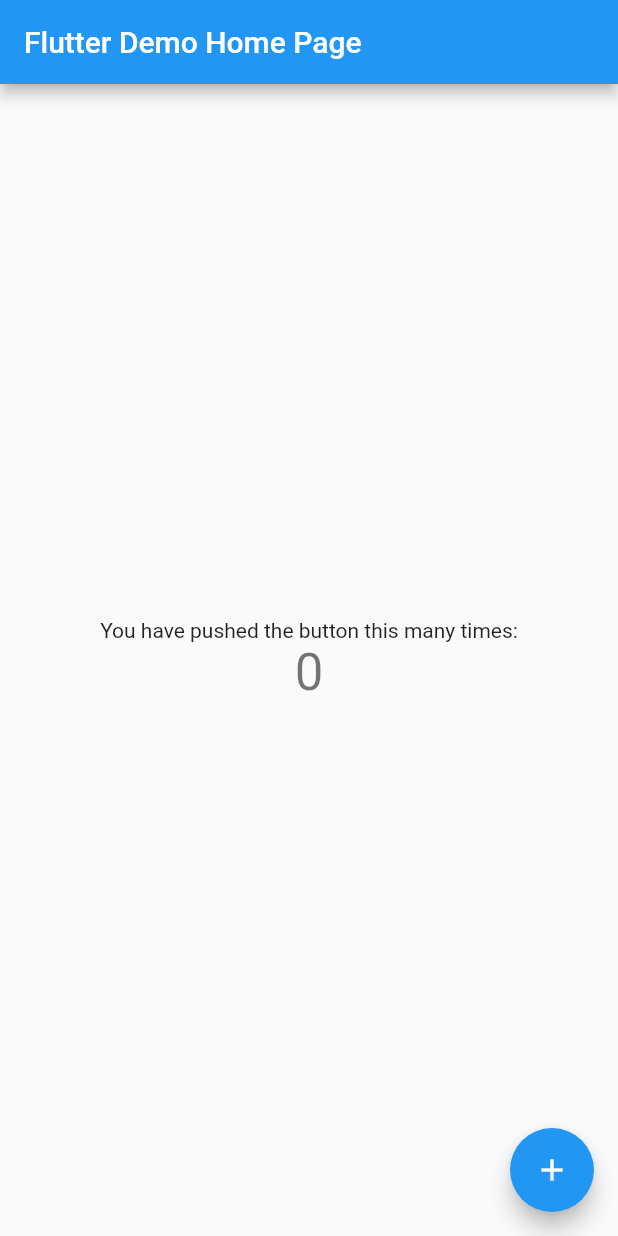
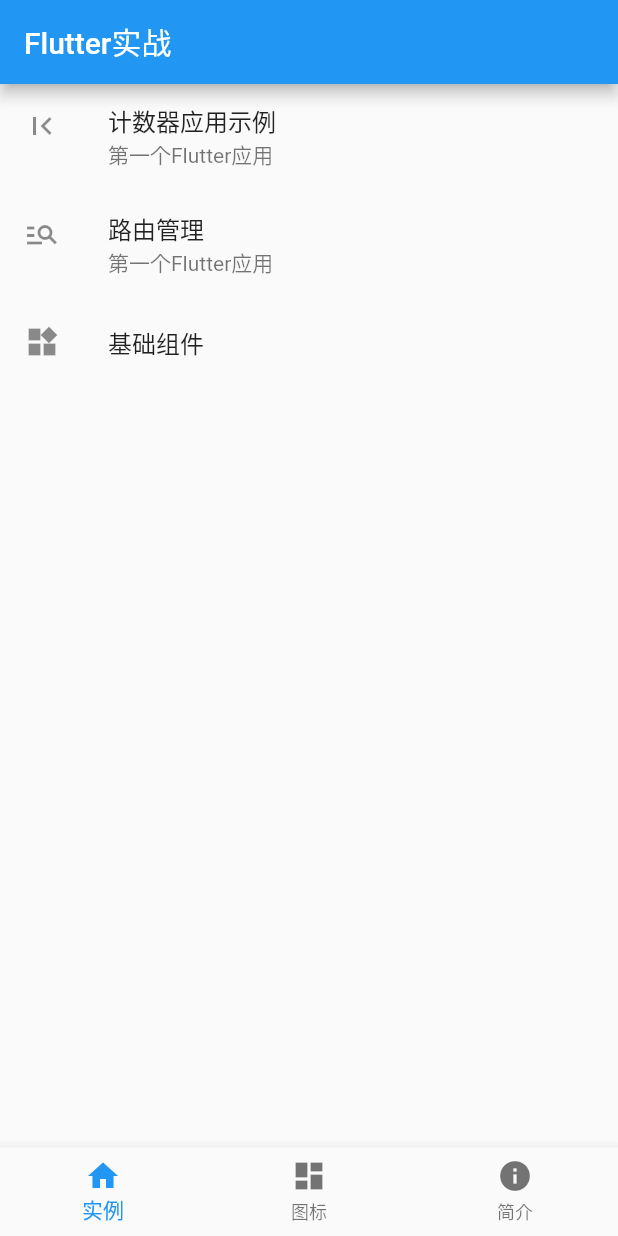
Before and after one commit to wangdengwu/flutter_in_action_source_code, a Flutter app: the screen it shows after launch, on a phone screen of 412 x 824 dp. Run offline on Flutter 3.47's test engine with Material 2 defaults, Android fonts, the light colour scheme and no system bars; our stand-ins replace fluttertoast.

Commit message:
第二章

```diff
--- /dev/null
+++ b/lib/home/home.dart
@@ -0,0 +1,34 @@
+import 'package:flutter/cupertino.dart';
+import 'package:flutter/material.dart';
+import 'package:flutter_in_action_source_code/route/generate_route.dart';
+
+class Home extends StatelessWidget {
+  const Home({Key? key}) : super(key: key);
+
+  @override
+  Widget build(BuildContext context) {
+    return Container(
+      child: Center(
+        child: ListView(children: [
+          ListTile(
+            leading: Icon(Icons.first_page),
+            title: Text("计数器应用示例"),
+            subtitle: Text("第一个Flutter应用"),
+            onTap: () {
+              Navigator.of(context).pushNamed(GenerateRoute.counter_2);
+            },
+          ),
+          ListTile(
+            leading: Icon(Icons.manage_search),
+            title: Text("路由管理"),
+            subtitle: Text("第一个Flutter应用"),
+            onTap: () {
+              Navigator.of(context).pushNamed(GenerateRoute.route_2);
+            },
+          ),
+          ListTile(leading: Icon(Icons.widgets), title: Text('基础组件')),
+        ]),
+      ),
+    );
+  }
+}
--- a/lib/main.dart
+++ b/lib/main.dart
@@ -1,113 +1,21 @@
 import 'package:flutter/material.dart';
+import 'package:flutter_in_action_source_code/navigation/tab_navigation.dart';
+import 'package:flutter_in_action_source_code/route/generate_route.dart';
 
 void main() {
-  runApp(MyApp());
+  runApp(FlutterInAction());
 }
 
-class MyApp extends StatelessWidget {
-  // This widget is the root of your application.
+class FlutterInAction extends StatelessWidget {
   @override
   Widget build(BuildContext context) {
     return MaterialApp(
-      title: 'Flutter Demo',
-      theme: ThemeData(
-        // This is the theme of your application.
-        //
-        // Try running your application with "flutter run". You'll see the
-        // application has a blue toolbar. Then, without quitting the app, try
-        // changing the primarySwatch below to Colors.green and then invoke
-        // "hot reload" (press "r" in the console where you ran "flutter run",
-        // or simply save your changes to "hot reload" in a Flutter IDE).
-        // Notice that the counter didn't reset back to zero; the application
-        // is not restarted.
-        primarySwatch: Colors.blue,
-      ),
-      home: MyHomePage(title: 'Flutter Demo Home Page'),
+      showPerformanceOverlay: false,
+      title: "Flutter实战",
+      debugShowCheckedModeBanner: false,
+      onGenerateRoute: GenerateRoute.generateRoute,
+      theme: ThemeData.light(),
+      home: TabNavigation(),
     );
   }
 }
-
-class MyHomePage extends StatefulWidget {
-  MyHomePage({Key? key, required this.title}) : super(key: key);
-
-  // This widget is the home page of your application. It is stateful, meaning
-  // that it has a State object (defined below) that contains fields that affect
-  // how it looks.
-
-  // This class is the configuration for the state. It holds the values (in this
-  // case the title) provided by the parent (in this case the App widget) and
-  // used by the build method of the State. Fields in a Widget subclass are
-  // always marked "final".
-
-  final String title;
-
-  @override
-  _MyHomePageState createState() => _MyHomePageState();
-}
-
-class _MyHomePageState extends State<MyHomePage> {
-  int _counter = 0;
-
-  void _incrementCounter() {
-    setState(() {
-      // This call to setState tells the Flutter framework that something has
-      // changed in this State, which causes it to rerun the build method below
-      // so that the display can reflect the updated values. If we changed
-      // _counter without calling setState(), then the build method would not be
-      // called again, and so nothing would appear to happen.
-      _counter++;
-    });
-  }
-
-  @override
-  Widget build(BuildContext context) {
-    // This method is rerun every time setState is called, for instance as done
-    // by the _incrementCounter method above.
-    //
-    // The Flutter framework has been optimized to make rerunning build methods
-    // fast, so that you can just rebuild anything that needs updating rather
-    // than having to individually change instances of widgets.
-    return Scaffold(
-      appBar: AppBar(
-        // Here we take the value from the MyHomePage object that was created by
-        // the App.build method, and use it to set our appbar title.
-        title: Text(widget.title),
-      ),
-      body: Center(
-        // Center is a layout widget. It takes a single child and positions it
-        // in the middle of the parent.
-        child: Column(
-          // Column is also a layout widget. It takes a list of children and
-          // arranges them vertically. By default, it sizes itself to fit its
-          // children horizontally, and tries to be as tall as its parent.
-          //
-          // Invoke "debug painting" (press "p" in the console, choose the
-          // "Toggle Debug Paint" action from the Flutter Inspector in Android
-          // Studio, or the "Toggle Debug Paint" command in Visual Studio Code)
-          // to see the wireframe for each widget.
-          //
-          // Column has various properties to control how it sizes itself and
-          // how it positions its children. Here we use mainAxisAlignment to
-          // center the children vertically; the main axis here is the vertical
-          // axis because Columns are vertical (the cross axis would be
-          // horizontal).
-          mainAxisAlignment: MainAxisAlignment.center,
-          children: <Widget>[
-            Text(
-              'You have pushed the button this many times:',
-            ),
-            Text(
-              '$_counter',
-              style: Theme.of(context).textTheme.headline4,
-            ),
-          ],
-        ),
-      ),
-      floatingActionButton: FloatingActionButton(
-        onPressed: _incrementCounter,
-        tooltip: 'Increment',
-        child: Icon(Icons.add),
-      ), // This trailing comma makes auto-formatting nicer for build methods.
-    );
-  }
-}
--- /dev/null
+++ b/lib/navigation/tab_navigation.dart
@@ -0,0 +1,61 @@
+import 'package:flutter/material.dart';
+import 'package:flutter_in_action_source_code/home/home.dart';
+import 'package:flutter_in_action_source_code/icon/show_icons.dart';
+import 'package:flutter_in_action_source_code/info/info.dart';
+
+class TabNavigation extends StatefulWidget {
+  @override
+  _TabNavigationState createState() => _TabNavigationState();
+}
+
+class _TabNavigationState extends State<TabNavigation> {
+  /// 默认选中0
+  int _selectedIndex = 0;
+
+  final PageController _controller = PageController(initialPage: 0);
+
+  // 禁止 PageView 滑动
+  final ScrollPhysics neverScroll = const NeverScrollableScrollPhysics();
+
+  @override
+  void dispose() {
+    _controller.dispose();
+    super.dispose();
+  }
+
+  @override
+  Widget build(BuildContext context) {
+    return Scaffold(
+      appBar: AppBar(
+        title: Text("Flutter实战"),
+      ),
+      body: PageView(
+        physics: neverScroll,
+        children: [
+          Home(),
+          ShowIcons(),
+          Info(),
+        ],
+        controller: _controller,
+      ),
+      bottomNavigationBar: BottomNavigationBar(
+        // 底部导航
+        items: <BottomNavigationBarItem>[
+          BottomNavigationBarItem(icon: Icon(Icons.home), label: '实例'),
+          BottomNavigationBarItem(icon: Icon(Icons.dashboard), label: '图标'),
+          BottomNavigationBarItem(icon: Icon(Icons.info), label: '简介'),
+        ],
+        currentIndex: _selectedIndex,
+        fixedColor: Colors.blue,
+        onTap: _onItemTapped,
+      ),
+    );
+  }
+
+  void _onItemTapped(int index) {
+    setState(() {
+      _selectedIndex = index;
+      _controller.jumpToPage(index);
+    });
+  }
+}
--- a/pubspec.yaml
+++ b/pubspec.yaml
@@ -28,6 +28,7 @@
   # The following adds the Cupertino Icons font to your application.
   # Use with the CupertinoIcons class for iOS style icons.
   cupertino_icons: ^1.0.2
+  fluttertoast: ^8.0.8
 
 dev_dependencies:
   flutter_test:
```
Also changed, not shown: lib/chapter2/counter.dart (added, +129 -0 lines), lib/chapter2/route_manage.dart (added, +141 -0 lines), lib/icon/show_icons.dart (added, +14 -0 lines), lib/info/info.dart (added, +14 -0 lines), lib/route/generate_route.dart (added, +32 -0 lines), pubspec.lock, 7 other files.
